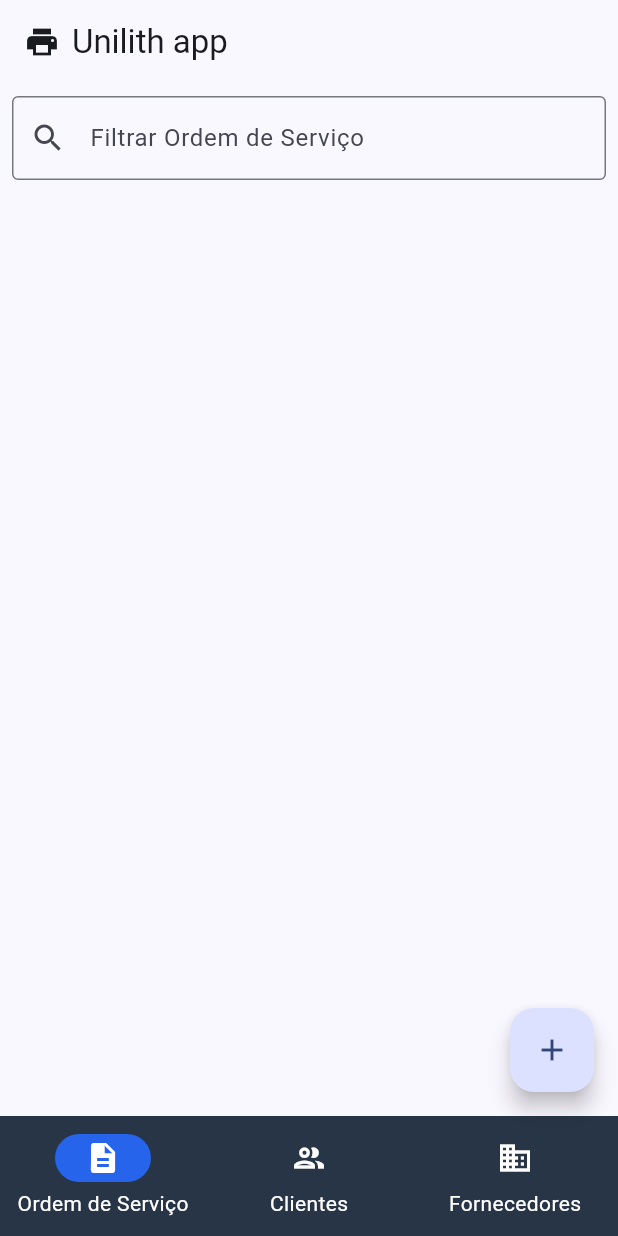
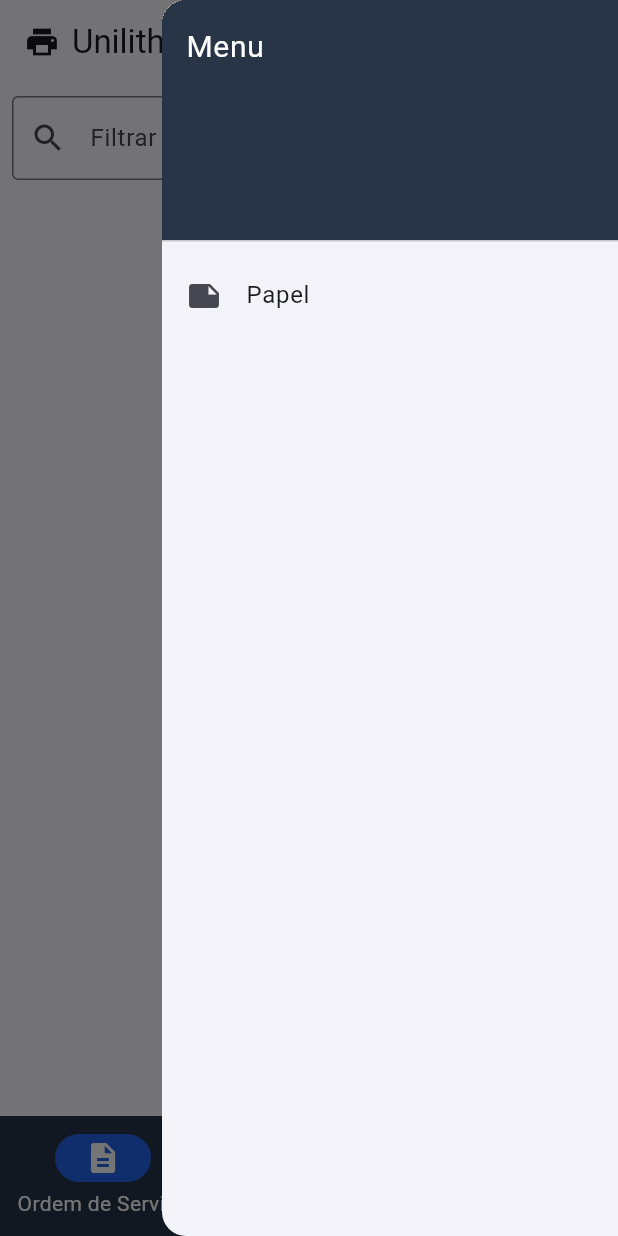
Before and after one commit to rafaelassumpcao274/grafica_app, a Flutter app: the screen it shows after launch, with the side drawer open (before the commit the screen has no drawer), on a phone screen of 412 x 824 dp. Run offline on Flutter 3.47's test engine with Material 3 defaults, Android fonts, the phone set to English and light mode, and no system bars; our stand-ins replace drift, equatable, flutter_keyboard_visibility, flutter_riverpod, flutter_typeahead, mask_text_input_formatter and 1 more; missing offline and left inert: cpf_cnpj_validator; accounts and stored records are empty; generated files the repository leaves out were written again.

Commit message:
feat(): adicionando papeis

```diff
--- a/lib/features/ordemServico/presentation/pages/app_page.dart
+++ b/lib/features/ordemServico/presentation/pages/app_page.dart
@@ -1,11 +1,13 @@
 import 'package:flutter/material.dart';
 import 'package:flutter_riverpod/flutter_riverpod.dart';
 import 'package:unilith_app/features/ordemServico/presentation/pages/fornecedor/edit/fornecedor_form_page.dart';
+import 'package:unilith_app/features/ordemServico/presentation/pages/papel/edit/papel_form_page.dart';
 
 import '../widgets/cliente/cliente_filter_input.dart';
 import '../widgets/components/custom_fab.dart';
 import '../widgets/fornecedor/fornecedor_filter_input.dart';
 import '../widgets/ordem_servico/ordem_servico_filter_input.dart';
+import '../widgets/papel/papel_filter_input.dart';
 import 'cliente/edit/client_form_page.dart';
 import 'ordem_servico/edit/ordem_servico_form_page.dart';
 
@@ -18,55 +20,86 @@ class AppPage extends ConsumerStatefulWidget {
 
 class _AppPageState extends ConsumerState<AppPage>
     with SingleTickerProviderStateMixin {
-  late TabController _tabController;
   int currentPageIndex = 0;
 
   @override
-  void initState() {
-    super.initState();
-    _tabController = TabController(length: 3, vsync: this);
-  }
-
-  @override
-  void dispose() {
-    _tabController.dispose();
-    super.dispose();
-  }
-
-  @override
   Widget build(BuildContext context) {
-    final ThemeData theme = Theme.of(context);
     return Scaffold(
       appBar: AppBar(
-        title: Row(
+        title: const Row(
           children: [
-            const Icon(Icons.print),
-            const SizedBox(width: 8), // espaçamento entre ícone e texto
-            const Text('Unilith app'),
+            Icon(Icons.print),
+            SizedBox(width: 8),
+            Text('Unilith App'),
+          ],
+        ),
+        actions: [
+          Builder(
+            builder: (context) => IconButton(
+              icon: const Icon(Icons.menu),
+              onPressed: () => Scaffold.of(context).openEndDrawer(),
+            ),
+          ),
+        ],
+      ),
+
+      // 🔹 Drawer à direita com apenas Papel
+      endDrawer: Drawer(
+        child: ListView(
+          padding: EdgeInsets.zero,
+          children: [
+            const DrawerHeader(
+              decoration: BoxDecoration(color: Color.fromARGB(255, 40, 53, 71)),
+              child: Text('Menu',
+                  style: TextStyle(color: Colors.white, fontSize: 20)),
+            ),
+            ListTile(
+              leading: const Icon(Icons.note),
+              title: const Text('Papel'),
+              onTap: () {
+                Navigator.pop(context);
+                Navigator.push(
+                  context,
+                  MaterialPageRoute(
+                    builder: (_) => Scaffold(
+                      appBar: AppBar(title: const Text('Papeis')),
+                      body: const Padding(
+                        padding: EdgeInsets.all(8.0),
+                        child: PapelFilterInput(),
+                      ),
+                      floatingActionButton: CustomFloatingActionButton(
+                        icon: Icons.add,
+                        onPressed: () {
+                          Navigator.push(
+                            context,
+                            MaterialPageRoute(
+                                builder: (_) => const PapelForm()),
+                          );
+                        },
+                      ),
+                    ),
+                  ),
+                );
+              },
+            ),
           ],
         ),
       ),
+
       bottomNavigationBar: NavigationBarTheme(
         data: NavigationBarThemeData(
-          backgroundColor:
-          Color.fromARGB(255, 40, 53, 71),
-               // cor de fundo azul
-          indicatorColor: Color.fromARGB(255, 37, 100, 235),  // bolha de seleção
-          iconTheme: WidgetStateProperty.all(
-            const IconThemeData(color: Colors.white),
-          ),
-          labelTextStyle: WidgetStateProperty.all(
-            const TextStyle(color: Colors.white),
-          ),
+          backgroundColor: const Color.fromARGB(255, 40, 53, 71),
+          indicatorColor: const Color.fromARGB(255, 37, 100, 235),
+          iconTheme:
+              WidgetStateProperty.all(const IconThemeData(color: Colors.white)),
+          labelTextStyle:
+              WidgetStateProperty.all(const TextStyle(color: Colors.white)),
         ),
         child: NavigationBar(
-          onDestinationSelected: (int index) {
-            setState(() {
-              currentPageIndex = index;
-            });
-          },
           selectedIndex: currentPageIndex,
-          destinations: const <Widget>[
+          onDestinationSelected: (int index) =>
+              setState(() => currentPageIndex = index),
+          destinations: const [
             NavigationDestination(
               selectedIcon: Icon(Icons.description),
               icon: Icon(Icons.description_outlined),
@@ -84,56 +117,33 @@ class _AppPageState extends ConsumerState<AppPage>
           ],
         ),
       ),
+
       body: <Widget>[
-        /// Home page
         const Padding(
           padding: EdgeInsets.all(8.0),
-          child: Column(
-            children: [
-              Expanded(child: OrdemServicoFilterInput()),
-            ],
-          ),
+          child: Column(children: [Expanded(child: OrdemServicoFilterInput())]),
         ),
-
-        /// Clientes page
         const Padding(
           padding: EdgeInsets.all(8.0),
-          child: Column(
-            children: [
-              Expanded(child: ClientFilterInput()),
-            ],
-          ),
+          child: Column(children: [Expanded(child: ClientFilterInput())]),
         ),
-
-        /// Fornecedor page
         const Padding(
           padding: EdgeInsets.all(8.0),
-          child: Column(
-            children: [
-              Expanded(child: FornecedorFilterInput()),
-            ],
-          ),
+          child: Column(children: [Expanded(child: FornecedorFilterInput())]),
         ),
+      ][currentPageIndex],
 
-      ][currentPageIndex],
       floatingActionButton: CustomFloatingActionButton(
         onPressed: () {
           if (currentPageIndex == 0) {
-            Navigator.push(
-              context,
-              MaterialPageRoute(builder: (context) => const OrdemServicoForm()),
-            );
-
+            Navigator.push(context,
+                MaterialPageRoute(builder: (_) => const OrdemServicoForm()));
           } else if (currentPageIndex == 1) {
             Navigator.push(
-              context,
-              MaterialPageRoute(builder: (context) => const ClientForm()),
-            );
+                context, MaterialPageRoute(builder: (_) => const ClientForm()));
           } else if (currentPageIndex == 2) {
-            Navigator.push(
-              context,
-              MaterialPageRoute(builder: (context) => const FornecedorForm()),
-            );
+            Navigator.push(context,
+                MaterialPageRoute(builder: (_) => const FornecedorForm()));
           }
         },
         icon: Icons.add,
```
Also changed, not shown: lib/features/ordemServico/presentation/pages/papel/edit/papel_form_page.dart (added, +164 -0 lines), lib/features/ordemServico/presentation/pages/papel/list/papel_list.dart (added, +92 -0 lines), lib/features/ordemServico/presentation/providers/papel_provider.dart (+67 -11 lines), lib/features/ordemServico/presentation/widgets/papel/papel_filter_input.dart (added, +39 -0 lines).
